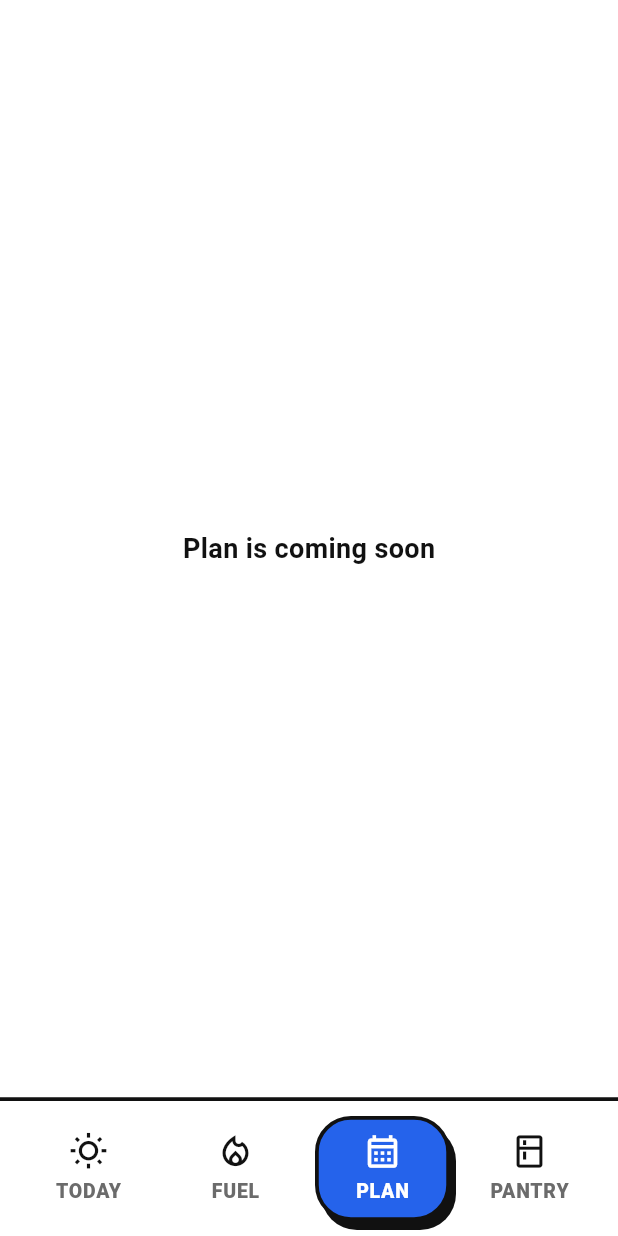
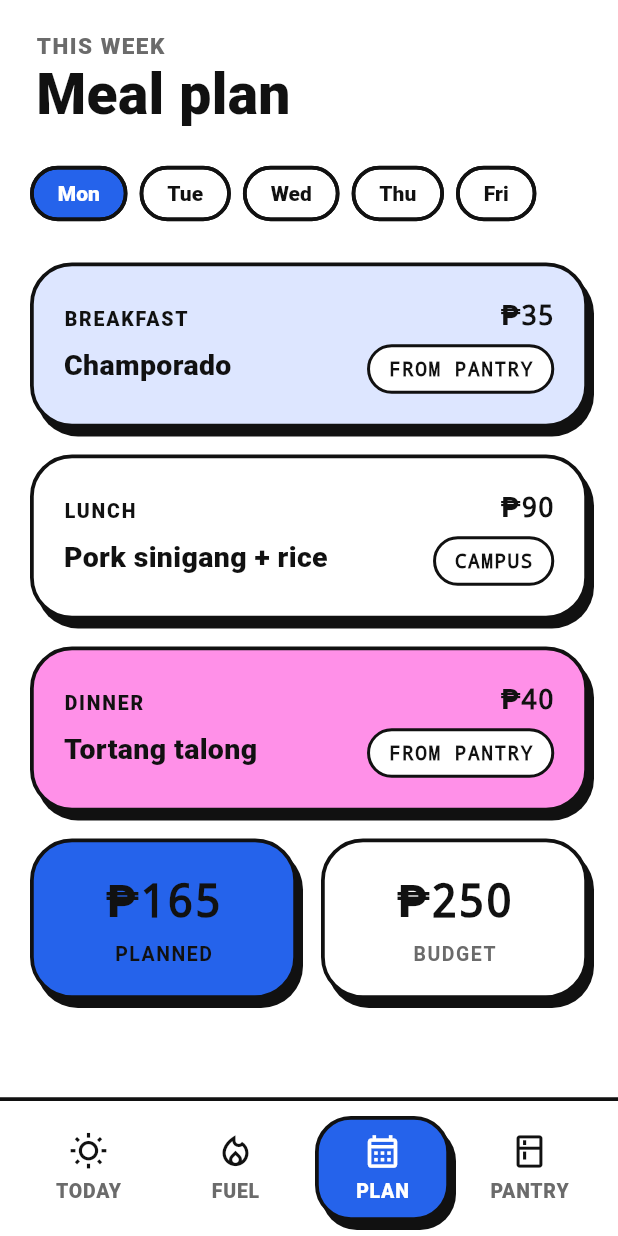
Before and after one commit to aldanjosephcarlomahinay24-collab/nutritrack-app, a Flutter app: the screen it shows after launch, item 3 of the bottom bar chosen, on a phone screen of 412 x 824 dp. Run offline on Flutter 3.47's test engine with Material 3 defaults, Android fonts, the phone set to English and light mode, and no system bars.

Commit message:
Add Meal Plan screen

```diff
--- a/lib/screens/main_navigation.dart
+++ b/lib/screens/main_navigation.dart
@@ -3,6 +3,7 @@ import 'package:flutter/material.dart';
 import '../data/meal_store.dart';
 import '../widgets/pop_nav_bar.dart';
 import 'fuel_screen.dart';
+import 'meal_plan_screen.dart';
 import 'pantry_screen.dart';
 
 class MainNavigation extends StatefulWidget {
@@ -22,7 +23,7 @@ class _MainNavigationState extends State<MainNavigation> {
     final screens = [
       const _ComingSoon('Today'),
       FuelScreen(store: widget.store),
-      const _ComingSoon('Plan'),
+      const MealPlanScreen(),
       PantryScreen(store: widget.store),
     ];
     return Scaffold(
--- /dev/null
+++ b/lib/screens/meal_plan_screen.dart
@@ -0,0 +1,135 @@
+import 'package:flutter/material.dart';
+
+import '../app_theme.dart';
+import '../widgets/section_card.dart';
+
+class PlannedMeal {
+  const PlannedMeal(this.slot, this.name, this.cost, this.source);
+
+  final String slot;
+  final String name;
+  final double cost;
+  final String source;
+}
+
+class MealPlanScreen extends StatefulWidget {
+  const MealPlanScreen({super.key});
+
+  @override
+  State<MealPlanScreen> createState() => _MealPlanScreenState();
+}
+
+class _MealPlanScreenState extends State<MealPlanScreen> {
+  static const days = ['Mon', 'Tue', 'Wed', 'Thu', 'Fri'];
+  static const plan = {
+    'Mon': [
+      PlannedMeal('Breakfast', 'Champorado', 35, 'from pantry'),
+      PlannedMeal('Lunch', 'Pork sinigang + rice', 90, 'campus'),
+      PlannedMeal('Dinner', 'Tortang talong', 40, 'from pantry'),
+    ],
+    'Tue': [
+      PlannedMeal('Breakfast', 'Egg + rice', 30, 'from pantry'),
+      PlannedMeal('Lunch', 'Chicken adobo + rice', 95, 'campus'),
+      PlannedMeal('Dinner', 'Pancit canton', 45, 'from pantry'),
+    ],
+    'Wed': [
+      PlannedMeal('Breakfast', 'Pandesal + coffee', 45, 'bakery'),
+      PlannedMeal('Lunch', 'Lumpia + rice', 80, 'campus'),
+      PlannedMeal('Dinner', 'Ginisang monggo', 50, 'from pantry'),
+    ],
+    'Thu': [
+      PlannedMeal('Breakfast', 'Oatmeal', 25, 'from pantry'),
+      PlannedMeal('Lunch', 'Fried fish + rice', 85, 'campus'),
+      PlannedMeal('Dinner', 'Egg fried rice', 35, 'from pantry'),
+    ],
+    'Fri': [
+      PlannedMeal('Breakfast', 'Banana + bread', 30, 'from pantry'),
+      PlannedMeal('Lunch', 'Bicol express + rice', 95, 'campus'),
+      PlannedMeal('Dinner', 'Sardines + rice', 40, 'from pantry'),
+    ],
+  };
+
+  String selectedDay = 'Mon';
+
+  @override
+  Widget build(BuildContext context) {
+    final meals = plan[selectedDay]!;
+    final total = meals.fold(0.0, (sum, m) => sum + m.cost);
+    return ListView(
+      padding: const EdgeInsets.fromLTRB(20, 12, 20, 28),
+      children: [
+        const ScreenHeader(eyebrow: 'This week', title: 'Meal plan'),
+        Wrap(
+          spacing: 8,
+          runSpacing: 8,
+          children: [
+            for (final day in days)
+              ChoiceChip(
+                label: Text(day),
+                selected: selectedDay == day,
+                showCheckmark: false,
+                onSelected: (_) => setState(() => selectedDay = day),
+              ),
+          ],
+        ),
+        const SizedBox(height: 22),
+        for (final (i, meal) in meals.indexed) ...[
+          SectionCard(
+            color: [AppColors.blueSoft, Colors.white, AppColors.pink][i],
+            child: Row(
+              children: [
+                Expanded(
+                  child: Column(
+                    crossAxisAlignment: CrossAxisAlignment.start,
+                    children: [
+                      Label(meal.slot),
+                      const SizedBox(height: 8),
+                      Text(
+                        meal.name,
+                        style: const TextStyle(
+                          fontSize: 19,
+                          fontWeight: FontWeight.w800,
+                        ),
+                      ),
+                    ],
+                  ),
+                ),
+                Column(
+                  crossAxisAlignment: CrossAxisAlignment.end,
+                  children: [
+                    Text(
+                      peso(meal.cost),
+                      style: const TextStyle(
+                        fontFamily: monoFont,
+                        fontSize: 18,
+                        fontWeight: FontWeight.w900,
+                      ),
+                    ),
+                    const SizedBox(height: 6),
+                    Pill(meal.source.toUpperCase()),
+                  ],
+                ),
+              ],
+            ),
+          ),
+          const SizedBox(height: 18),
+        ],
+        Row(
+          children: [
+            Expanded(
+              child: StatCard(
+                label: 'Planned',
+                value: peso(total),
+                color: AppColors.blue,
+              ),
+            ),
+            const SizedBox(width: 16),
+            const Expanded(
+              child: StatCard(label: 'Budget', value: '₱250'),
+            ),
+          ],
+        ),
+      ],
+    );
+  }
+}
```
